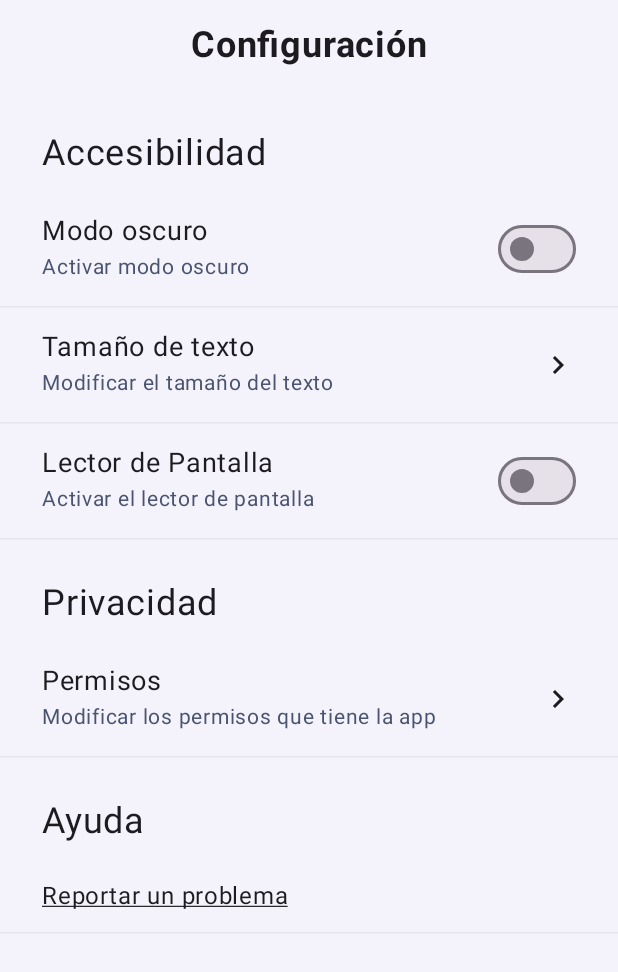
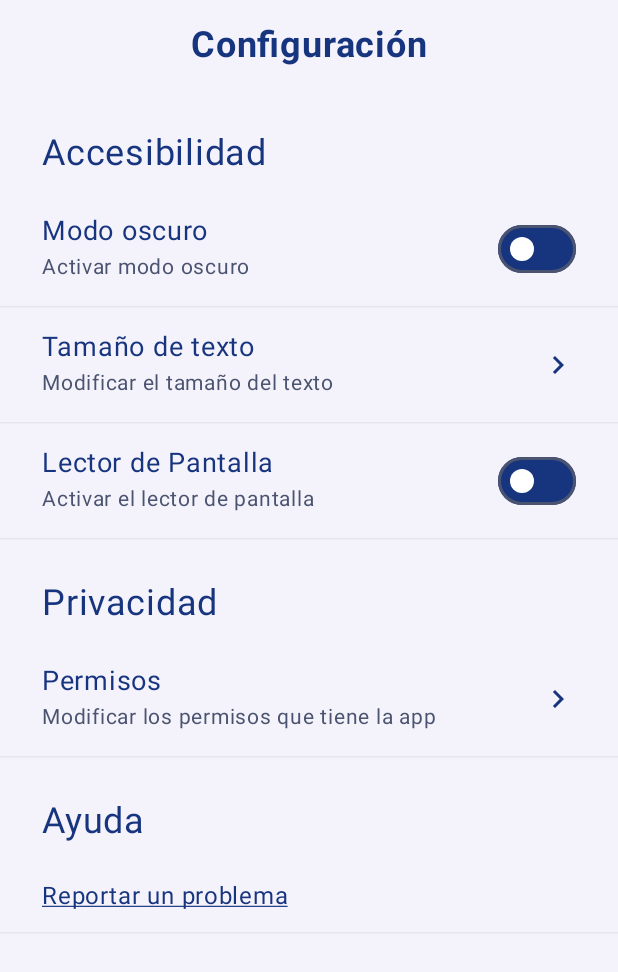
Before and after one commit to snwflwrsoph/fundacionApp, an Android app built with Jetpack Compose: the @Preview function ConfiguracionScreenPreview, on a phone screen of 412 x 824 dp. Shown: the top 972 px of the screen. Run offline under Robolectric (Android 15) with nearby library versions, the phone set to English and light mode, and no system bars; Roboto replaces fonts that are not available here.

Commit message:
fix: configuration screen colors and dark mode primary color

```diff
--- a/app/src/main/java/com/fer/app/ui/configuracion/ConfiguracionScreen.kt
+++ b/app/src/main/java/com/fer/app/ui/configuracion/ConfiguracionScreen.kt
@@ -31,6 +31,7 @@ import com.fer.app.R
 import com.fer.app.model.AjustesApp
 import com.fer.app.ui.theme.FerTheme
 import androidx.compose.foundation.selection.toggleable
+import androidx.compose.material3.SwitchDefaults
 import androidx.compose.ui.semantics.Role
 import androidx.compose.ui.semantics.heading
 import androidx.compose.ui.semantics.semantics
@@ -63,7 +64,7 @@ fun ConfiguracionScreen(
                 modifier = Modifier.align(Alignment.Center),
                 fontSize = 24.sp,
                 fontWeight = FontWeight.Bold,
-                color = MaterialTheme.colorScheme.onBackground
+                color = MaterialTheme.colorScheme.primary
             )
         }
 
@@ -117,7 +118,7 @@ fun ConfiguracionScreen(
                         .clickable { onReportarProblemaClick() }
                         .padding(horizontal = 28.dp, vertical = 12.dp),
                     fontSize = 16.sp,
-                    color = MaterialTheme.colorScheme.onBackground,
+                    color = MaterialTheme.colorScheme.primary,
                     textDecoration = TextDecoration.Underline
                 )
             }
@@ -136,7 +137,7 @@ private fun SeccionTitulo(texto: String) {
             .semantics { heading() },
         fontSize = 24.sp,
         fontWeight = FontWeight.Normal,
-        color = MaterialTheme.colorScheme.onBackground
+        color = MaterialTheme.colorScheme.primary
     )
 }
 
@@ -159,7 +160,7 @@ private fun ItemSwitch(
             Text(
                 text = titulo,
                 fontSize = 18.sp,
-                color = MaterialTheme.colorScheme.onBackground
+                color = MaterialTheme.colorScheme.primary
             )
             Text(
                 text = subtitulo,
@@ -169,7 +170,15 @@ private fun ItemSwitch(
         }
         Switch(
             checked = checked,
-            onCheckedChange = null
+            onCheckedChange = null,
+            colors = SwitchDefaults.colors(
+                checkedThumbColor = MaterialTheme.colorScheme.surface,
+                checkedTrackColor = MaterialTheme.colorScheme.primary,
+                checkedBorderColor = MaterialTheme.colorScheme.onSurfaceVariant,
+                uncheckedThumbColor = MaterialTheme.colorScheme.surface,
+                uncheckedTrackColor = MaterialTheme.colorScheme.primary,
+                uncheckedBorderColor = MaterialTheme.colorScheme.onSurfaceVariant
+            )
         )
     }
 }
@@ -192,7 +201,7 @@ private fun Item(
             Text(
                 text = titulo,
                 fontSize = 18.sp,
-                color = MaterialTheme.colorScheme.onBackground
+                color = MaterialTheme.colorScheme.primary
             )
             Text(
                 text = subtitulo,
@@ -203,7 +212,7 @@ private fun Item(
         Icon(
             imageVector = Icons.AutoMirrored.Filled.KeyboardArrowRight,
             contentDescription = null,
-            tint = MaterialTheme.colorScheme.onBackground
+            tint = MaterialTheme.colorScheme.primary
         )
     }
 }
--- a/app/src/main/java/com/fer/app/ui/theme/Theme.kt
+++ b/app/src/main/java/com/fer/app/ui/theme/Theme.kt
@@ -23,7 +23,7 @@ private val FerColorScheme = lightColorScheme(
 )
 
 private val DarkFerColorScheme = darkColorScheme(
-    primary = Color(0xFF4C6EF5),
+    primary = Color(0xFF86A2E9),
     onPrimary = Color.White,
     secondary = FerGold,
     onSecondary = FerOnGold,
```
